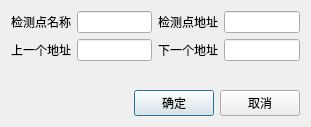
Above: ModifyMonitorDlg.ui from wanlong1215/test before the change. Below: the same form after it.
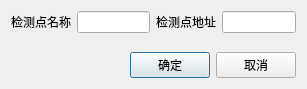
That is the form after the change.

Patch:
```diff
--- a/ModifyMonitorDlg.ui
+++ b/ModifyMonitorDlg.ui
@@ -6,8 +6,8 @@
    <rect>
     <x>0</x>
     <y>0</y>
-    <width>311</width>
-    <height>127</height>
+    <width>307</width>
+    <height>89</height>
    </rect>
   </property>
   <property name="windowTitle">
@@ -16,6 +16,9 @@
   <layout class="QVBoxLayout" name="verticalLayout">
    <item>
     <layout class="QGridLayout" name="gridLayout_5">
+     <item row="0" column="1">
+      <widget class="QLineEdit" name="leMonitorName"/>
+     </item>
      <item row="0" column="0">
       <widget class="QLabel" name="label_5">
        <property name="text">
@@ -23,8 +26,8 @@
        </property>
       </widget>
      </item>
-     <item row="0" column="1">
-      <widget class="QLineEdit" name="leMonitorName"/>
+     <item row="0" column="3">
+      <widget class="QLineEdit" name="leMonitorAddr"/>
      </item>
      <item row="0" column="2">
       <widget class="QLabel" name="label_6">
@@ -33,29 +36,6 @@
        </property>
       </widget>
      </item>
-     <item row="0" column="3">
-      <widget class="QLineEdit" name="leMonitorAddr"/>
-     </item>
-     <item row="1" column="0">
-      <widget class="QLabel" name="label_7">
-       <property name="text">
-        <string>上一个地址</string>
-       </property>
-      </widget>
-     </item>
-     <item row="1" column="1">
-      <widget class="QLineEdit" name="lePreMonitorAddr"/>
-     </item>
-     <item row="1" column="2">
-      <widget class="QLabel" name="label_8">
-       <property name="text">
-        <string>下一个地址</string>
-       </property>
-      </widget>
-     </item>
-     <item row="1" column="3">
-      <widget class="QLineEdit" name="leNextMonitorAddr"/>
-     </item>
     </layout>
    </item>
    <item>
```
